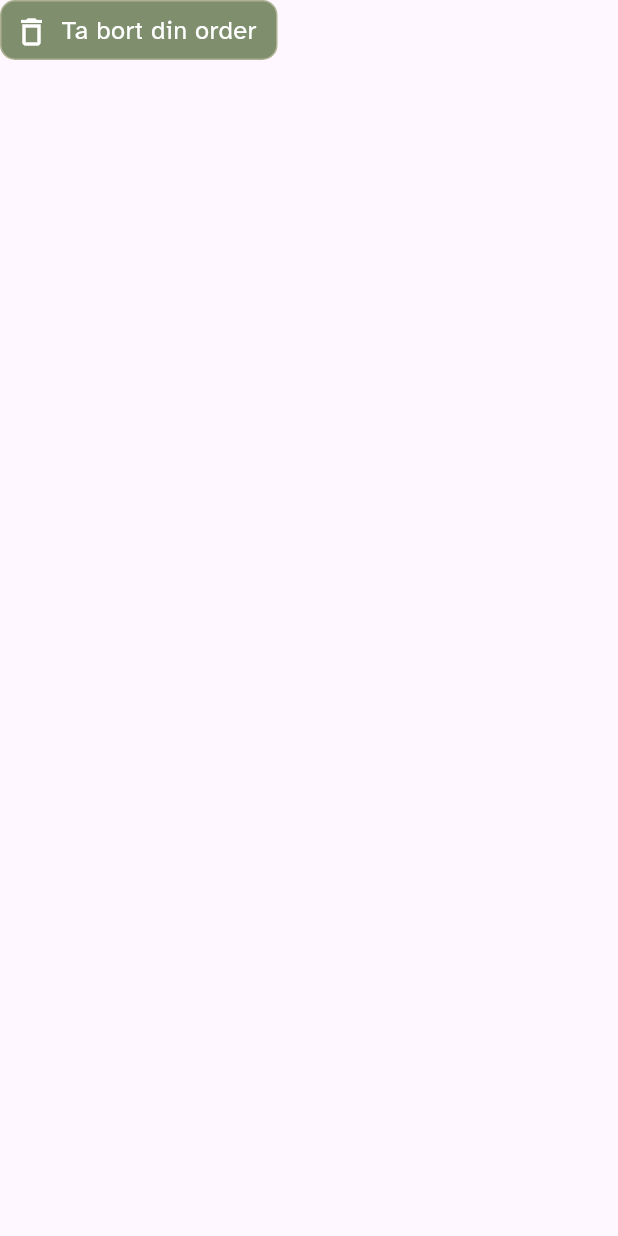
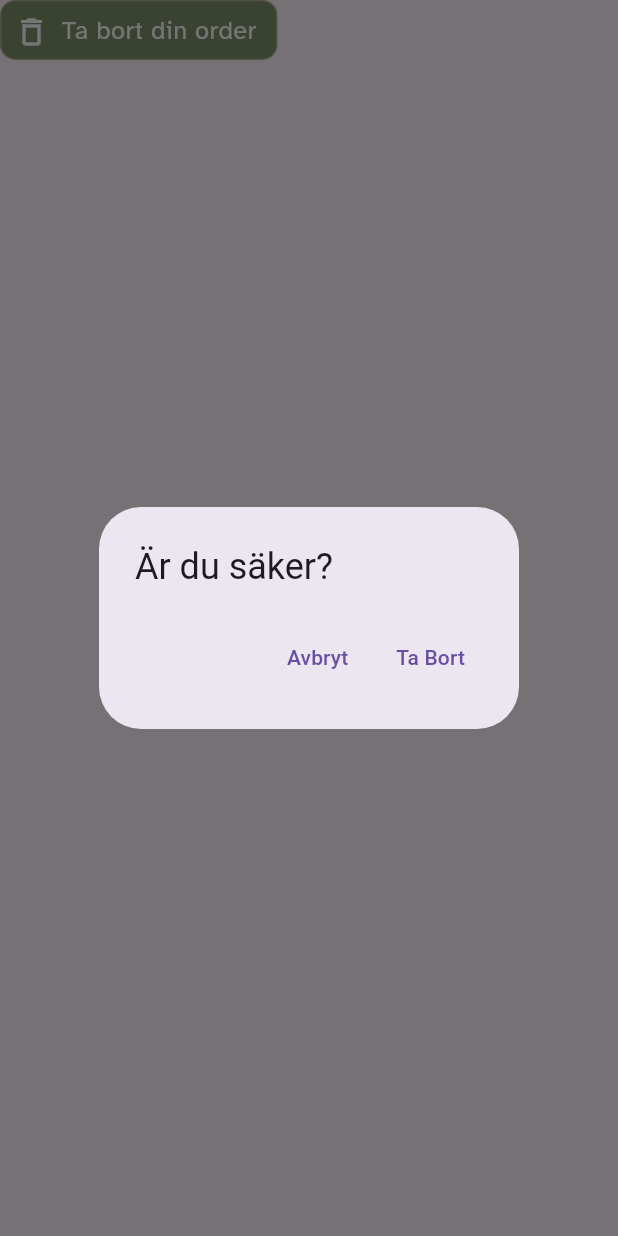
Before and after one commit to X-non/Too-Wood-2-Go, a Flutter app: the EWdeleteCart widget shown alone on an empty page, opened directly, after a tap on "Ta bort din order", on a phone screen of 412 x 824 dp. Run offline on Flutter 3.47's test engine with Material 3 defaults, Android fonts, the light colour scheme and no system bars.

Commit message:
remove overlay

```diff
--- a/frontend/lib/pages/shoppingcart_page.dart
+++ b/frontend/lib/pages/shoppingcart_page.dart
@@ -83,29 +83,6 @@ class _ShoppingCartPageState extends State<ShoppingCartPage> {
                   ),
                 ],
               ),
-
-              // else Padding(
-              //       padding: const EdgeInsets.symmetric(
-              //           horizontal: 20, vertical: 20),
-              //       child: Container(
-              //           height: 500,
-              //           decoration: BoxDecoration(
-              //             color: Colors.white,
-              //             borderRadius: BorderRadius.circular(20),
-              //             border: Border.all(
-              //               color: EWColors.lightgreen,
-              //             ),
-              //           ),
-              //           child: Center(
-              //             child: Text(
-              //               'Aj då! Din varukorg är tom!',
-              //               style: EWTextStyles.titleBold
-              //                   .copyWith(color: EWColors.primary),
-              //               textAlign: TextAlign.center,
-              //             ),
-              //           )),
-              //     )
-
               Column(
                 children: [
                   Row(
@@ -165,8 +142,32 @@ class EWdeleteCart extends StatelessWidget {
   @override
   Widget build(BuildContext context) {
     return Consumer<ProductNotifier>(builder: (context, productNotifier, _) {
-      return InkWell(
-        onTap: () => {productNotifier.removeAll()},
+      return GestureDetector(
+        onTap: () {
+          showDialog(
+            context: context,
+            builder: (BuildContext context) {
+              return AlertDialog(
+                title: const Text("Är du säker?"),
+                actions: [
+                  TextButton(
+                    onPressed: () {
+                      Navigator.of(context).pop();
+                    },
+                    child: const Text("Avbryt"),
+                  ),
+                  TextButton(
+                    onPressed: () {
+                      Navigator.of(context).pop();
+                      productNotifier.removeAll();
+                    },
+                    child: const Text("Ta Bort"),
+                  ),
+                ],
+              );
+            },
+          );
+        },
         child: Container(
           height: 40,
           width: 185,
```
